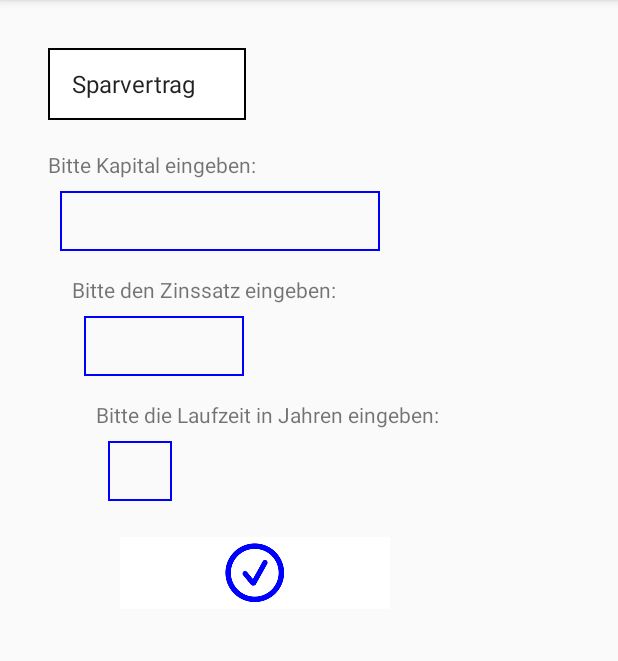
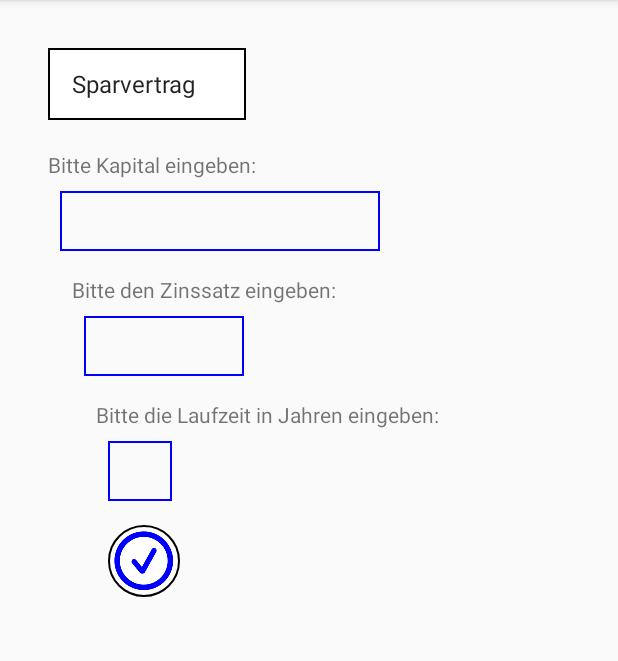
Before and after one commit to OmarElHussein/Mathprojekt_V2.0, an Android app: the ProzesseRechnerActivity screen opened directly, with no data from a screen before it, on a phone screen of 412 x 824 dp, the part 84-745 px from its top. Run offline under Robolectric (Android 15) with nearby library versions, the phone set to English and light mode, and no system bars; Roboto replaces fonts that are not available here; 2 statements that could not run were skipped.

Commit message:
Try-catch korrigiert

```diff
--- a/app/src/main/java/com/wipd/schulprojekt_mathe/prozesseClasses/ProzesseRechnerActivity.java
+++ b/app/src/main/java/com/wipd/schulprojekt_mathe/prozesseClasses/ProzesseRechnerActivity.java
@@ -116,6 +116,10 @@ public class ProzesseRechnerActivity extends AppCompatActivity {
         if (editTextKapital.length() > 0 && editTextZinssatz.length() > 0 && editTextLaufzeit.length() > 0) {
 
             try {
+                kapital = Double.parseDouble(editTextKapital.getText().toString());
+                zinssatz = Double.parseDouble(editTextZinssatz.getText().toString());
+                laufzeit = Integer.parseInt(editTextLaufzeit.getText().toString());
+
                 if (spinnerProzesse.getSelectedItem().equals(spinnerValues[1])) {
                     berechneZellwachstum();
                 } else if (spinnerProzesse.getSelectedItem().equals(spinnerValues[0])) {
@@ -124,9 +128,7 @@ public class ProzesseRechnerActivity extends AppCompatActivity {
             } catch (NumberFormatException e) {
                 Toast.makeText(this, "Bitte Felder ausfüllen", Toast.LENGTH_SHORT).show();
             }
-            kapital = Double.parseDouble(editTextKapital.getText().toString());
-            zinssatz = Double.parseDouble(editTextZinssatz.getText().toString());
-            laufzeit = Integer.parseInt(editTextLaufzeit.getText().toString());
+
 
         } else {
             Toast.makeText(this, "Bitte Felder ausfüllen", Toast.LENGTH_SHORT).show();
@@ -164,8 +166,8 @@ public class ProzesseRechnerActivity extends AppCompatActivity {
 
     /**
      * Hier wird der Spinner deklariert und ein Adapter für ihn erstellt
-     * Ein Listener wird auch erstellt um es zu ermöglichen etwas aus der Liste
-     * auszuwählen
+     * Ein Listener wird auch erstellt um es zu ermöglichen ein Action zu machen
+     * wenn etwas ausgewählt ist
      */
     private void spinnerSettingValues() {
 
--- a/app/src/main/res/layout/activity_prozesse_rechner.xml
+++ b/app/src/main/res/layout/activity_prozesse_rechner.xml
@@ -107,14 +107,13 @@
 
         <ImageButton
             android:id="@+id/imageButtonCheckProzess"
-            android:layout_width="0dp"
+            android:layout_width="wrap_content"
             android:layout_height="wrap_content"
-            android:layout_marginStart="8dp"
-            android:layout_marginTop="24dp"
-            android:layout_marginEnd="120dp"
-            android:background="@color/colorWhite"
+            android:layout_marginTop="16dp"
+            android:background="@drawable/button_round_shape"
             android:onClick="prozessBerechnung"
-            app:layout_constraintEnd_toEndOf="@+id/textViewEingabeDrei"
+            app:layout_constraintEnd_toEndOf="@+id/editTextLaufzeit"
+            app:layout_constraintHorizontal_bias="0.0"
             app:layout_constraintStart_toStartOf="@+id/editTextLaufzeit"
             app:layout_constraintTop_toBottomOf="@+id/editTextLaufzeit"
             app:srcCompat="@mipmap/ic_check" />
@@ -141,7 +140,7 @@
                     android:layout_weight="2"
                     android:background="@color/colorDarkWhite"
                     android:text="Jahr"
-                    android:textColor="@color/colorDarkPink"
+                    android:textColor="@color/colorBlue"
                     android:textSize="16sp" />
 
                 <TextView
@@ -150,7 +149,7 @@
                     android:layout_weight="2"
                     android:background="@color/colorDarkWhite"
                     android:text="Kapital"
-                    android:textColor="@color/colorDarkPink"
+                    android:textColor="@color/colorBlue"
                     android:textSize="16sp" />
 
                 <TextView
@@ -159,7 +158,7 @@
                     android:layout_weight="2"
                     android:background="@color/colorDarkWhite"
                     android:text="Zinsbetrag"
-                    android:textColor="@color/colorDarkPink"
+                    android:textColor="@color/colorBlue"
                     android:textSize="16sp" />
 
                 <TextView
@@ -168,7 +167,7 @@
                     android:layout_weight="2"
                     android:background="@color/colorDarkWhite"
                     android:text="Jahresendbetrag"
-                    android:textColor="@color/colorDarkPink"
+                    android:textColor="@color/colorBlue"
                     android:textSize="16sp" />
 
 
```
